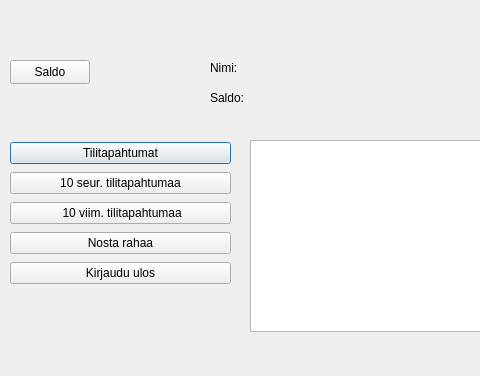
The window that bankautomat/paaikkuna.ui (banksimul2022/group5) describes before a commit, drawn with Qt 5; both pictures show x 0 to 480 and y 120 to 496 of the 1332 by 764 pixel window.
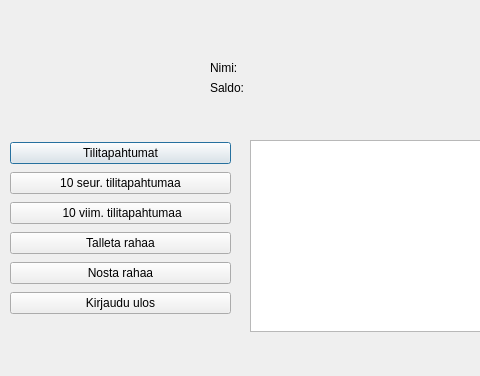
The same window after the commit.

```diff
--- a/bankautomat/paaikkuna.ui
+++ b/bankautomat/paaikkuna.ui
@@ -19,7 +19,7 @@
      <x>10</x>
      <y>260</y>
      <width>221</width>
-     <height>151</height>
+     <height>176</height>
     </rect>
    </property>
    <layout class="QVBoxLayout" name="verticalLayout">
@@ -44,6 +44,13 @@
       </property>
      </widget>
     </item>
+    <item>
+     <widget class="QPushButton" name="Talleta_rahaa">
+      <property name="text">
+       <string>Talleta rahaa</string>
+      </property>
+     </widget>
+    </item>
     <item>
      <widget class="QPushButton" name="Nosta_rahaa">
       <property name="text">
@@ -60,19 +67,6 @@
     </item>
    </layout>
   </widget>
-  <widget class="QPushButton" name="Saldo">
-   <property name="geometry">
-    <rect>
-     <x>10</x>
-     <y>180</y>
-     <width>80</width>
-     <height>24</height>
-    </rect>
-   </property>
-   <property name="text">
-    <string>Saldo</string>
-   </property>
-  </widget>
   <widget class="QListWidget" name="listWidget">
    <property name="geometry">
     <rect>
@@ -100,7 +94,7 @@
    <property name="geometry">
     <rect>
      <x>210</x>
-     <y>210</y>
+     <y>200</y>
      <width>71</width>
      <height>16</height>
     </rect>
```
